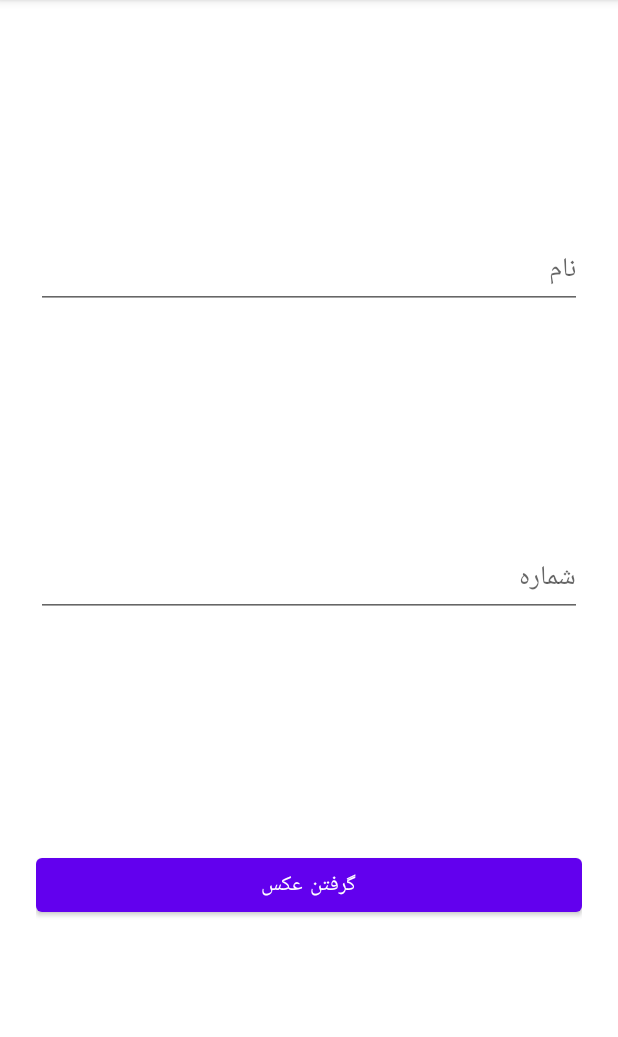
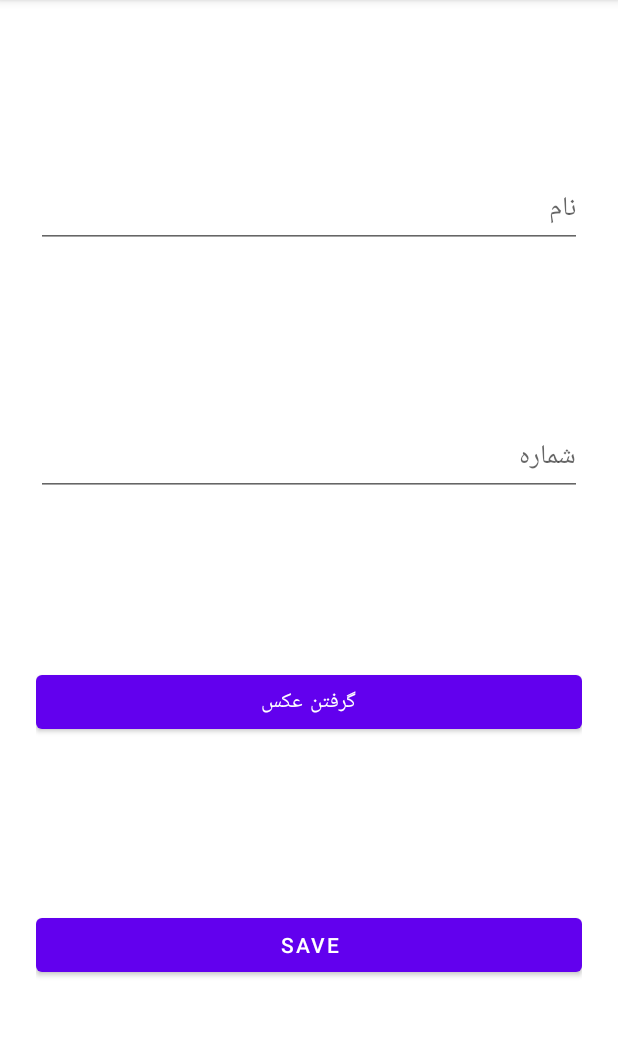
Before and after one commit to Tayeb-shahbakhsh/tamirat_kif, an Android app: the NewItemFragment screen opened through its navigation route, on a phone screen of 412 x 824 dp, the part 84-1121 px from its top. Run offline under Robolectric (Android 15) with nearby library versions, the phone set to English and light mode, and no system bars; our stand-ins replace Room's generated code; 1 statement that could not run was skipped.

```diff
--- a/app/src/main/java/tayeb/shahbakhsh/tamiratkif/fragment/MainFragment.kt
+++ b/app/src/main/java/tayeb/shahbakhsh/tamiratkif/fragment/MainFragment.kt
@@ -29,16 +29,16 @@ class MainFragment : Fragment() {
         val binding = FragmentMainBinding.inflate(LayoutInflater.from(activity), container, false)
 
         var itemsList = mutableListOf<Item>(
-            Item("طیب","0902123123","1401/02/01",0),
-            Item("طیب","0902123123","1401/02/01",0),
-            Item("طیب","0902123123","1401/02/01",0),
-            Item("طیب","0902123123","1401/02/01",0),
-            Item("طیب","0902123123","1401/02/01",0),
-            Item("طیب","0902123123","1401/02/01",0),
-            Item("طیب","0902123123","1401/02/01",0),
-            Item("طیب","0902123123","1401/02/01",0),
-            Item("طیب","0902123123","1401/02/01",0),
-            Item("طیب","0902123123","1401/02/01",0),
+            Item(0,"طیب","0902123123","1401/02/01",0),
+            Item(0,"طیب","0902123123","1401/02/01",0),
+            Item(0,"طیب","0902123123","1401/02/01",0),
+            Item(0,"طیب","0902123123","1401/02/01",0),
+            Item(0,"طیب","0902123123","1401/02/01",0),
+            Item(0,"طیب","0902123123","1401/02/01",0),
+            Item(0,"طیب","0902123123","1401/02/01",0),
+            Item(0,"طیب","0902123123","1401/02/01",0),
+            Item(0,"طیب","0902123123","1401/02/01",0),
+            Item(0,"طیب","0902123123","1401/02/01",0),
         )
 
         binding.itemsRv.layoutManager = LinearLayoutManager(activity)
--- a/app/src/main/res/layout/fragment_new_item.xml
+++ b/app/src/main/res/layout/fragment_new_item.xml
@@ -37,11 +37,20 @@
         android:layout_width="match_parent"
         android:layout_height="wrap_content"
         android:text="گرفتن عکس"
-        app:layout_constraintBottom_toBottomOf="parent"
+        app:layout_constraintBottom_toBottomOf="@id/save_item_button"
         app:layout_constraintEnd_toEndOf="@id/add_number_tv"
         app:layout_constraintHorizontal_bias="0.5"
         app:layout_constraintStart_toStartOf="@id/add_number_tv"
         app:layout_constraintTop_toBottomOf="@+id/add_number_tv" />
 
+    <Button
+        app:layout_constraintBottom_toBottomOf="parent"
+        app:layout_constraintStart_toStartOf="parent"
+        app:layout_constraintEnd_toEndOf="parent"
+        app:layout_constraintTop_toBottomOf="@id/add_photo_button"
+        android:id="@+id/save_item_button"
+        android:layout_width="match_parent"
+        android:layout_height="wrap_content"
+        android:text="save"/>
 
 </androidx.constraintlayout.widget.ConstraintLayout>
```
Also changed, not shown: app/src/main/java/tayeb/shahbakhsh/tamiratkif/fragment/NewItemFragment.kt (+8 -2 lines), app/src/main/java/tayeb/shahbakhsh/tamiratkif/viewmodel/NewItemViewModel.kt (+12 -2 lines).
